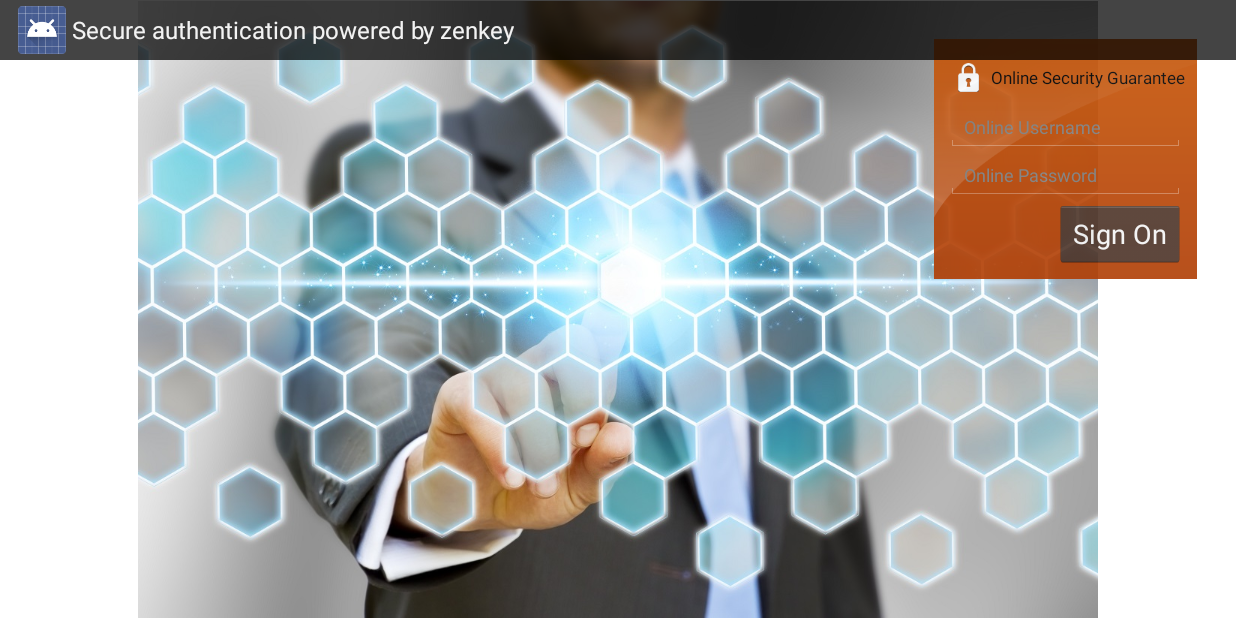
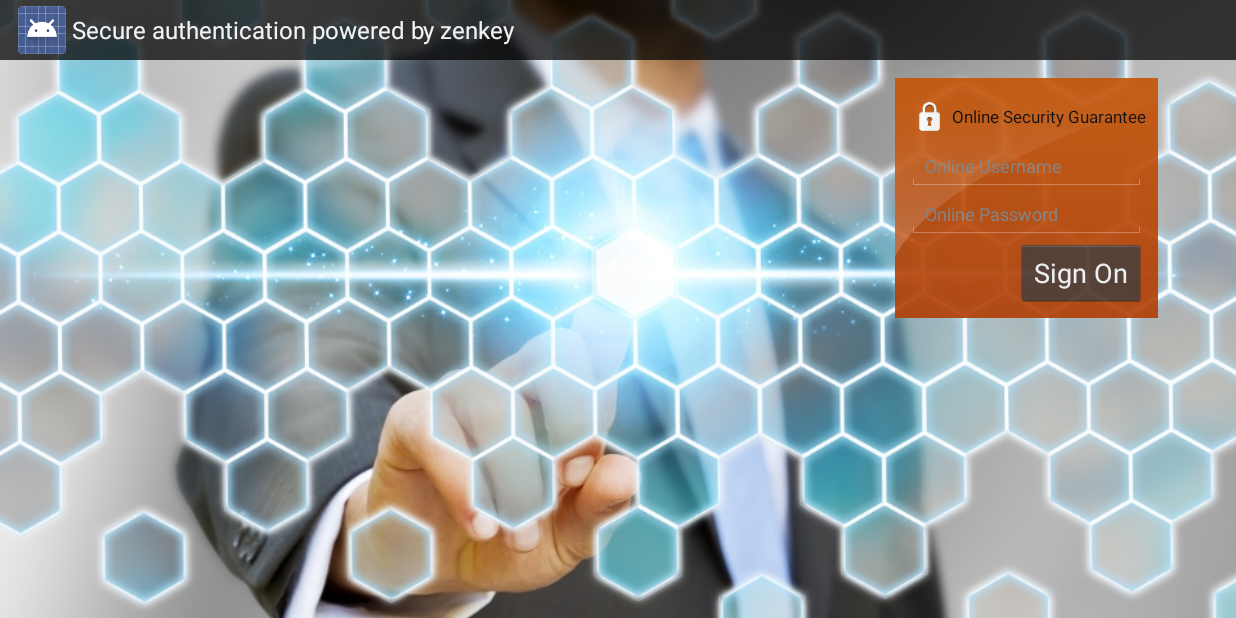
Before and after one commit to yhez/Demo, an Android app: the screen it shows after launch (WfDemo), on a phone screen of 824 x 412 dp (held sideways). Run offline under Robolectric (Android 15) with nearby library versions, the phone set to English and light mode, and no system bars.

Commit message:
before meeting

```diff
--- a/app/src/main/java/specular/systems/demo/app/WfDemo.java
+++ b/app/src/main/java/specular/systems/demo/app/WfDemo.java
@@ -13,6 +13,7 @@ import android.nfc.NfcAdapter;
 import android.os.Bundle;
 import android.os.Parcelable;
 import android.view.View;
+import android.view.WindowManager;
 
 import java.util.ArrayList;
 import java.util.List;
@@ -30,6 +31,7 @@ public class WfDemo extends Activity {
     protected void onCreate(Bundle savedInstanceState) {
         super.onCreate(savedInstanceState);
         setContentView(R.layout.wf_demo);
+        getWindow().setSoftInputMode(WindowManager.LayoutParams.SOFT_INPUT_STATE_ALWAYS_HIDDEN);
     }
     @Override
     public void onResume() {
--- a/app/src/main/res/layout/wf_demo.xml
+++ b/app/src/main/res/layout/wf_demo.xml
@@ -7,7 +7,7 @@
 
     <ImageView
         android:id="@+id/fullscreen_content"
-        android:scaleType="center"
+        android:scaleType="centerCrop"
         android:src="@drawable/for_demo"
         android:layout_width="match_parent"
         android:layout_height="match_parent"
@@ -18,8 +18,8 @@
         android:orientation="vertical"
         android:background="@drawable/signon_module"
         android:layout_gravity="right"
-        android:layout_marginTop="26dp"
-        android:layout_marginRight="26dp"
+        android:layout_marginTop="52dp"
+        android:layout_marginRight="52dp"
         android:layout_width="175dp"
         android:layout_height="160dp">
         <LinearLayout
```
Also changed, not shown: app/src/main/java/specular/systems/demo/app/Deposit.java (+13 -7 lines), app/src/main/java/specular/systems/demo/app/Toast.java (+9 -2 lines), app/src/main/res/layout/activity_deposit.xml (+8 -0 lines), app/src/main/res/layout/after_sign.xml (+11 -3 lines), 1 other file.
